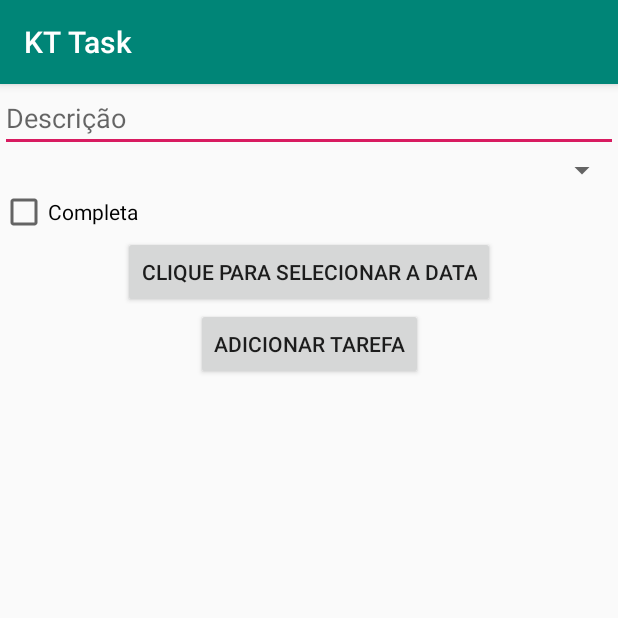
After one commit to ysazaka/KTTask, an Android app: the TaskFormActivity screen opened directly, with no data from a screen before it, on a phone screen of 412 x 824 dp, the top half of it. The commit adds this screen. Run offline under Robolectric (Android 15) with nearby library versions, the phone set to English and light mode, and no system bars.

```diff
--- a/app/build.gradle
+++ b/app/build.gradle
@@ -26,6 +26,7 @@ dependencies {
     implementation 'com.android.support:appcompat-v7:28.0.0'
     implementation 'com.android.support:design:28.0.0'
     implementation 'com.android.support.constraint:constraint-layout:1.1.3'
+    implementation 'com.android.support:support-v4:28.0.0'
     testImplementation 'junit:junit:4.12'
     androidTestImplementation 'com.android.support.test:runner:1.0.2'
     androidTestImplementation 'com.android.support.test.espresso:espresso-core:3.0.2'
--- a/app/src/main/AndroidManifest.xml
+++ b/app/src/main/AndroidManifest.xml
@@ -23,6 +23,7 @@
                 <category android:name="android.intent.category.LAUNCHER" />
             </intent-filter>
         </activity>
+        <activity android:name=".view.activity.TaskFormActivity"></activity>
     </application>
 
 </manifest>
--- a/app/src/main/java/com/yakuzasqn/kttask/business/UserBusiness.kt
+++ b/app/src/main/java/com/yakuzasqn/kttask/business/UserBusiness.kt
@@ -6,7 +6,7 @@ import com.yakuzasqn.kttask.entity.UserEntity
 import com.yakuzasqn.kttask.util.SecurityPreferences
 import com.yakuzasqn.kttask.util.TaskConstants
 import com.yakuzasqn.kttask.util.ValidationException
-import repository.UserRepository
+import com.yakuzasqn.kttask.repository.UserRepository
 
 class UserBusiness(val context: Context) {
 
--- a/app/src/main/java/com/yakuzasqn/kttask/repository/UserRepository.kt
+++ b/app/src/main/java/com/yakuzasqn/kttask/repository/UserRepository.kt
@@ -1,10 +1,10 @@
-package repository
+package com.yakuzasqn.kttask.repository
 
 import android.content.ContentValues
 import android.content.Context
 import android.database.Cursor
 import com.yakuzasqn.kttask.entity.UserEntity
-import util.DatabaseConstants
+import com.yakuzasqn.kttask.util.DatabaseConstants
 
 // Singleton pattern
 class UserRepository private constructor(context: Context) {
--- a/app/src/main/java/com/yakuzasqn/kttask/view/activity/RegisterActivity.kt
+++ b/app/src/main/java/com/yakuzasqn/kttask/view/activity/RegisterActivity.kt
@@ -9,7 +9,6 @@ import com.yakuzasqn.kttask.R
 import com.yakuzasqn.kttask.business.UserBusiness
 import com.yakuzasqn.kttask.util.ValidationException
 import kotlinx.android.synthetic.main.activity_register.*
-import repository.UserRepository
 
 class RegisterActivity : AppCompatActivity(), View.OnClickListener {
 
--- /dev/null
+++ b/app/src/main/java/com/yakuzasqn/kttask/view/activity/TaskFormActivity.kt
@@ -0,0 +1,13 @@
+package com.yakuzasqn.kttask.view.activity
+
+import android.support.v7.app.AppCompatActivity
+import android.os.Bundle
+import com.yakuzasqn.kttask.R
+
+class TaskFormActivity : AppCompatActivity() {
+
+    override fun onCreate(savedInstanceState: Bundle?) {
+        super.onCreate(savedInstanceState)
+        setContentView(R.layout.activity_task_form)
+    }
+}
--- /dev/null
+++ b/app/src/main/res/layout/activity_task_form.xml
@@ -0,0 +1,58 @@
+<?xml version="1.0" encoding="utf-8"?>
+<android.support.constraint.ConstraintLayout
+    xmlns:android="http://schemas.android.com/apk/res/android"
+    xmlns:tools="http://schemas.android.com/tools"
+    android:layout_width="match_parent"
+    android:layout_height="match_parent"
+    xmlns:app="http://schemas.android.com/apk/res-auto"
+    tools:context=".view.activity.TaskFormActivity">
+
+    <EditText
+        android:id="@+id/et_description"
+        android:layout_width="0dp"
+        android:layout_height="wrap_content"
+        app:layout_constraintLeft_toLeftOf="parent"
+        app:layout_constraintRight_toRightOf="parent"
+        android:hint="@string/description"
+        />
+
+    <Spinner
+        android:id="@+id/spin_priority"
+        android:layout_width="0dp"
+        android:layout_height="wrap_content"
+        app:layout_constraintLeft_toLeftOf="parent"
+        app:layout_constraintRight_toRightOf="parent"
+        app:layout_constraintTop_toBottomOf="@+id/et_description"
+        />
+
+    <CheckBox
+        android:id="@+id/check_complete"
+        android:layout_width="0dp"
+        android:layout_height="wrap_content"
+        android:text="Completa"
+        app:layout_constraintLeft_toLeftOf="parent"
+        app:layout_constraintRight_toRightOf="parent"
+        app:layout_constraintTop_toBottomOf="@+id/spin_priority"
+        />
+
+    <Button
+        android:id="@+id/btn_date"
+        android:layout_width="wrap_content"
+        android:layout_height="wrap_content"
+        app:layout_constraintLeft_toLeftOf="parent"
+        app:layout_constraintRight_toRightOf="parent"
+        app:layout_constraintTop_toBottomOf="@+id/check_complete"
+        android:text="Clique para selecionar a data"
+        />
+
+    <Button
+        android:id="@+id/btn_save"
+        android:layout_width="wrap_content"
+        android:layout_height="wrap_content"
+        app:layout_constraintLeft_toLeftOf="parent"
+        app:layout_constraintRight_toRightOf="parent"
+        app:layout_constraintTop_toBottomOf="@+id/btn_date"
+        android:text="Adicionar tarefa"
+        />
+
+</android.support.constraint.ConstraintLayout>
--- a/app/src/main/res/layout/app_bar_main.xml
+++ b/app/src/main/res/layout/app_bar_main.xml
@@ -21,6 +21,12 @@
     </android.support.design.widget.AppBarLayout>
 
     <!-- Conteúdo da aplicação -->
+    <FrameLayout
+        android:id="@+id/fl_content"
+        android:layout_width="match_parent"
+        android:layout_height="match_parent"
+        app:layout_behavior="@string/appbar_scrolling_view_behavior"
+        />
 
     <android.support.design.widget.FloatingActionButton
         android:id="@+id/fab"
--- a/app/src/main/res/values/strings.xml
+++ b/app/src/main/res/values/strings.xml
@@ -15,4 +15,8 @@
     <string name="unexpected_error">Algo de errado aconteceu! Tente novamente!</string>
     <string name="email_exists">E-mail já está em uso!</string>
     <string name="login_fail">Usuário e/ou senha incorretas</string>
+
+    <!-- TODO: Remove or change this placeholder text -->
+    <string name="hello_blank_fragment">Hello blank fragment</string>
+    <string name="description">Descrição</string>
 </resources>
```
Also changed, not shown: app/src/main/java/com/yakuzasqn/kttask/repository/TaskDatabaseHelper.kt (+31 -4 lines), app/src/main/java/com/yakuzasqn/kttask/util/DatabaseConstants.kt (+22 -1 lines), app/src/main/java/com/yakuzasqn/kttask/view/activity/MainActivity.kt (+19 -4 lines), app/src/main/java/com/yakuzasqn/kttask/view/fragment/TaskListFragment.kt (added, +34 -0 lines), app/src/main/res/layout/fragment_task_list.xml (added, +13 -0 lines).
